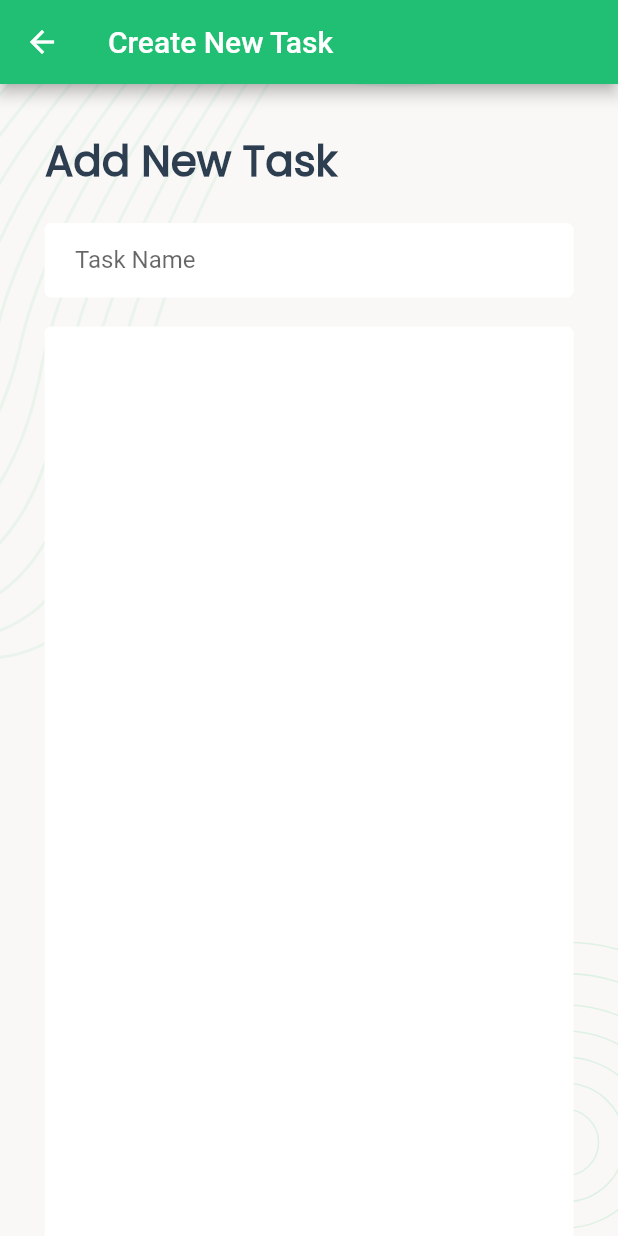
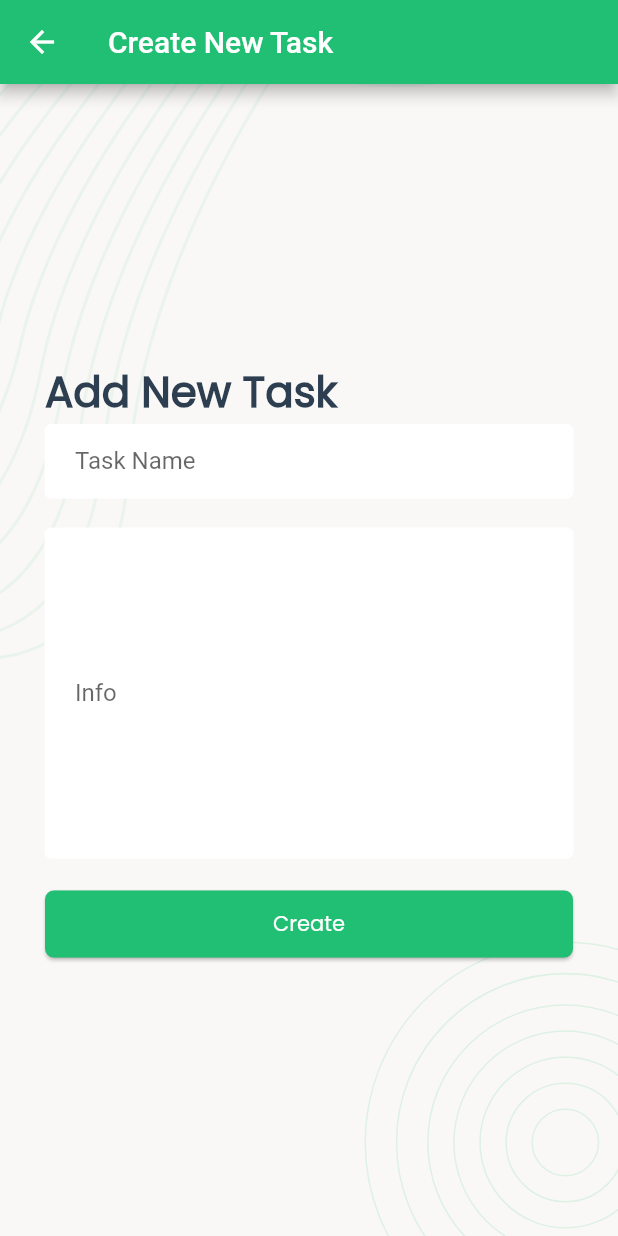
Before and after one commit to IsratAra17/task_manager_app, a Flutter app: the taskCreateScreen screen opened by its route, on a phone screen of 412 x 824 dp. Run offline on Flutter 3.47's test engine with Material 2 defaults, Android fonts, the phone set to English and light mode, and no system bars; our stand-ins replace flutter_svg, fluttertoast, pin_code_fields, shared_preferences; missing offline and left inert: dart:ffi; accounts and stored records are empty; network calls fail; key blocks and very long unbroken strings in the code were emptied for the run.

Commit message:
Create task UI Completed and funtionality done ,I can create new task !

```diff
--- a/lib/screen/task/taskCreateScreen.dart
+++ b/lib/screen/task/taskCreateScreen.dart
@@ -1,4 +1,5 @@
 import 'package:flutter/material.dart';
+import 'package:taskmanager/api/apiClient.dart';
 import 'package:taskmanager/style/style.dart';
 
 class taskCreateScreen extends StatefulWidget {
@@ -9,7 +10,7 @@ class taskCreateScreen extends StatefulWidget {
 }
 
 class _taskCreateScreenState extends State<taskCreateScreen> {
-  Map<String,String> FormValues={"title":"", "description":"","status":"New"};
+  Map<String,String>FormValues={"title":"", "description":"","status":"New"};
   bool Loading=false;
 
   InputOnChange(MapKey, Textvalue){
@@ -22,13 +23,13 @@ class _taskCreateScreenState extends State<taskCreateScreen> {
     if(FormValues['title']!.length==0){
       ErrorToast('Title Required !');
     }
-    else if(FormValues['Description']!.length==0){
+    else if(FormValues['description']!.length==0){
       ErrorToast('Description Required !');
     }
 
     else{
       setState(() {Loading=true;});
-      bool res=true;
+      bool res=await TaskCreateRequest(FormValues);
       if(res==true){
         Navigator.pushNamedAndRemoveUntil(context, "/", (route) => false);
       }
@@ -41,58 +42,53 @@ class _taskCreateScreenState extends State<taskCreateScreen> {
   Widget build(BuildContext context) {
     return Scaffold(
 appBar: AppBar(backgroundColor:colorGreen,title: Text("Create New Task"),),
-      body:
-      Stack(
+      body: Stack(
         children: [
           ScreenBackground(context),
           Container(
             alignment: Alignment.center,
-            child: Loading?(Center(child: CircularProgressIndicator(),)):(SingleChildScrollView(
+            child: Loading?(Center(child: CircularProgressIndicator())):(SingleChildScrollView(
               padding: EdgeInsets.all(30),
-
               child: Column(
+                mainAxisAlignment: MainAxisAlignment.center,
                 crossAxisAlignment: CrossAxisAlignment.start,
-                mainAxisAlignment: MainAxisAlignment.center,
                 children: [
-                  Text('Add New Task', style: Head1Text(colorDarkBlue)),
-                  SizedBox(
-                    height: 1,
-                  ),
-                  SizedBox(
-                    height: 20,
-                  ),
+                  Text("Add New Task", style: Head1Text(colorDarkBlue)),
+                  SizedBox(height: 1),
                   TextFormField(
-                    onChanged:(Textvalue) {
+                    onChanged: (Textvalue){
                       InputOnChange("title",Textvalue);
                     },
-
                     decoration: AppInputDecoration("Task Name"),
                   ),
-                  SizedBox(height: 20,),
+
+                  SizedBox(height: 20),
+
                   TextFormField(
-                    onChanged: (Textvalue){InputOnChange("description", Textvalue);},
+                    onChanged: (Textvalue){
+                      InputOnChange("description",Textvalue);
+                    },
+                    maxLines: 10,
                     decoration: AppInputDecoration("Info"),
-                    maxLines: 100,
                   ),
-                  SizedBox(
-                    height: 20,
-                  ),
-                  Container(
-                    child: ElevatedButton(
-                        style: AppButtonStyle(),
-                        onPressed: () {
 
-                          FormOnSubmit();
-                        },
-                        child: SuccessButtonChild('create')),
-                  ),
-                  SizedBox(height: 20,),
+                  SizedBox(height: 20),
+
+
+                  Container(child: ElevatedButton(
+                    style: AppButtonStyle(),
+                    child: SuccessButtonChild('Create'),
+                    onPressed: (){
+                      FormOnSubmit();
+                    },
+                  ),),
                 ],
               ),
             )),
-          ),
+          )
         ],
       ),
+
     );
   }
 }
```
Also changed, not shown: lib/api/apiClient.dart (+21 -0 lines).
